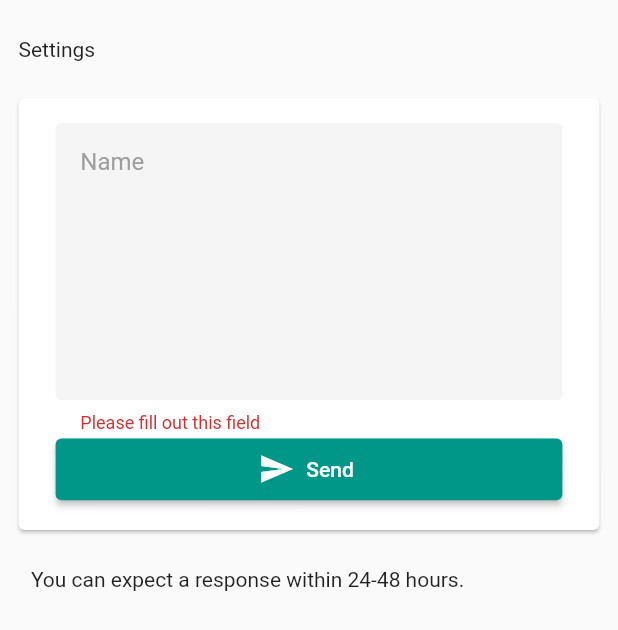
After one commit to pharreX19/qurbani_app, a Flutter app: the NewQuestionName screen opened directly, after a tap on "Send", on a phone screen of 412 x 824 dp. The commit adds this screen. Shown: the top 630 px of the screen. Run offline on Flutter 3.47's test engine with Material 2 defaults, Android fonts, the light colour scheme and no system bars; our stand-ins replace cloud_firestore, firebase_auth, firebase_core, fl_chart, get, image_picker; accounts and stored records are empty.

Commit message:
main screens completed

```diff
--- /dev/null
+++ b/lib/controllers/calendar_controller.dart
@@ -0,0 +1,16 @@
+import 'package:get/get.dart';
+
+class CalendarController extends GetxController{
+  RxList<dynamic> todaysRequests = [].obs;
+
+  void setTodaysRequests(){
+    todaysRequests.assignAll([
+      {'name':'Aqeeqah', 'type':'Goat', 'quantity' : 2, 'child_name': 'Ahmed Ali'},
+      {'name':'Udhiya', 'type':'Camel', 'quantity' : 1},
+      {'name':'Aqeeqah', 'type':'Goat', 'quantity' : 2, 'child_name': 'Ahmed Ali'},
+      {'name':'Udhiya', 'type':'Camel', 'quantity' : 1},
+      {'name':'Aqeeqah', 'type':'Goat', 'quantity' : 2, 'child_name': 'Ahmed Ali'},
+      {'name':'Udhiya', 'type':'Camel', 'quantity' : 1},
+    ]);
+  }
+}
--- a/lib/controllers/dashboard_controller.dart
+++ b/lib/controllers/dashboard_controller.dart
@@ -1,3 +1,4 @@
+import 'package:cloud_firestore/cloud_firestore.dart';
 import 'package:flutter/material.dart';
 import 'package:get/get.dart';
 import 'package:image_picker/image_picker.dart';
@@ -26,6 +27,7 @@ class DashboardController extends GetxController{
     super.onInit();
     childNameController = TextEditingController();
     contactNumberController = TextEditingController();
+    getAllServices();
   }
 
   @override
@@ -33,6 +35,10 @@ class DashboardController extends GetxController{
     childNameController.dispose();
     contactNumberController.dispose();
     super.dispose();
+  }
+
+  getAllServices() async{
+    FirebaseFirestore.instance.collection('services').get().then((value) => print(value.docs));
   }
 
   void onServiceTypeSelectedCallback(BuildContext context, String serviceName){
--- /dev/null
+++ b/lib/controllers/questions_and_names_controller.dart
@@ -0,0 +1,24 @@
+import 'package:get/get.dart';
+
+class QuestionsAndNamesController extends GetxController{
+  RxString questionOrNamesFieldError = ''.obs;
+  String questionOrName = '';
+
+  void setQuestionOrName(String value){
+    if(value.trim().isEmpty){
+      questionOrNamesFieldError.value = 'Please fill out this field';
+    }else{
+      questionOrNamesFieldError.value = '';
+    }
+    questionOrName = value;
+  }
+
+  void onSubmit(){
+    if(questionOrName.isEmpty){
+      questionOrNamesFieldError.value = 'Please fill out this field';
+    }else{
+      print(questionOrName);
+      print('Submitting');
+    }
+  }
+}
--- a/lib/main.dart
+++ b/lib/main.dart
@@ -1,10 +1,13 @@
+import 'package:firebase_core/firebase_core.dart';
 import 'package:flutter/material.dart';
 import 'package:qurbani/config/size_config.dart';
 import 'package:qurbani/screens/authentication/login.dart';
 import 'package:qurbani/screens/dashboard/user/dashboard.dart';
 import 'package:qurbani/screens/home.dart';
 
-void main() {
+void main() async{
+  WidgetsFlutterBinding.ensureInitialized();
+  await Firebase.initializeApp();
   runApp(MyApp());
 }
 
--- a/lib/screens/authentication/login.dart
+++ b/lib/screens/authentication/login.dart
@@ -1,3 +1,4 @@
+import 'package:firebase_auth/firebase_auth.dart';
 import 'package:flutter/material.dart';
 import 'package:get/get.dart';
 import 'package:qurbani/config/size_config.dart';
@@ -69,7 +70,7 @@ class _LoginState extends State<Login> {
                           icon: Icons.phone_in_talk,
                           errorText: data.contactNumberFieldError.value == '' ? null : data.contactNumberFieldError.value,
                           onChanged: data.onChangedContactNumberTextField,
-                          maxLength: 10,
+                          maxLength: 20,
                           keyboardType: TextInputType.number,
                         ),
                         SizedBox(
--- a/lib/screens/dashboard/admin/dashboard.dart
+++ b/lib/screens/dashboard/admin/dashboard.dart
@@ -3,6 +3,7 @@ import 'package:get/get.dart';
 import 'package:qurbani/config/size_config.dart';
 import 'package:qurbani/controllers/dashboard_controller.dart';
 import 'package:qurbani/controllers/homeController.dart';
+import 'package:qurbani/screens/calendar/calendar_view.dart';
 import 'package:qurbani/screens/dashboard/admin/monthly_sales_chart.dart';
 import 'package:qurbani/screens/dashboard/admin/weekly_sales_chart.dart';
 import 'package:qurbani/screens/dashboard/user/calendar_bottomsheet.dart';
@@ -36,7 +37,9 @@ class _DashboardState extends State<Dashboard> {
           children: [
             Text('Hello, Admin!'),
             Spacer(),
-            IconButton(icon: Icon(Icons.today)),
+            IconButton(icon: Icon(Icons.today), onPressed: (){
+              Navigator.of(context).push(MaterialPageRoute(builder: (context) => CalendarView()));
+            },),
             IconButton(icon: Icon(Icons.notifications_active_outlined)),
           ],
         ),
--- a/lib/screens/home.dart
+++ b/lib/screens/home.dart
@@ -5,6 +5,7 @@ import 'package:qurbani/controllers/homeController.dart';
 import 'package:qurbani/screens/authentication/login.dart';
 import 'package:qurbani/screens/dashboard/admin/dashboard.dart' as admin;
 import 'package:qurbani/screens/dashboard/user/dashboard.dart' as user;
+import 'package:qurbani/screens/new_questions_names/new_question_name.dart';
 import 'package:qurbani/screens/requests/admin/requests.dart' as admin;
 import 'package:qurbani/screens/requests/user/requests.dart' as user;
 import 'package:qurbani/screens/settings/settings.dart';
@@ -21,7 +22,8 @@ class _HomeState extends State<Home> {
     user.Dashboard(),
     admin.Requests(),
     user.Requests(),
-    Settings()
+    Settings(),
+    NewQuestionName()
   ];
 
   int _currentIndex = 0;
@@ -56,6 +58,8 @@ class _HomeState extends State<Home> {
           BottomNavigationBarItem(label: 'Requests', icon: Icon(Icons.playlist_add_check_sharp)),
           BottomNavigationBarItem(label: 'Requests', icon: Icon(Icons.playlist_add_check_sharp)),
           BottomNavigationBarItem(label: 'Settings', icon: Icon(Icons.settings)),
+          BottomNavigationBarItem(label: 'Settings', icon: Icon(Icons.feedback)),
+
         ],
       ),
     );
--- /dev/null
+++ b/lib/screens/new_questions_names/new_question_name.dart
@@ -0,0 +1,73 @@
+import 'package:flutter/material.dart';
+import 'package:get/get.dart';
+import 'package:qurbani/config/size_config.dart';
+import 'package:qurbani/controllers/questions_and_names_controller.dart';
+import 'package:qurbani/widgets/common/custom_text_field.dart';
+import 'package:qurbani/widgets/common/main_layout.dart';
+import 'package:qurbani/widgets/common/submit_button.dart';
+
+class NewQuestionName extends StatefulWidget {
+  final QuestionsAndNamesController _questionsAndNamesController =
+      Get.put(QuestionsAndNamesController());
+  @override
+  _NewQuestionNameState createState() => _NewQuestionNameState();
+}
+
+class _NewQuestionNameState extends State<NewQuestionName> {
+  @override
+  Widget build(BuildContext context) {
+    return SafeArea(
+      child: Scaffold(
+        resizeToAvoidBottomInset: false,
+        body: SingleChildScrollView(
+          child: MainLayout(
+            child:
+                Column(crossAxisAlignment: CrossAxisAlignment.start, children: [
+              Text('Settings'),
+              SizedBox(
+                height: SizeConfig.blockSizeVertical * 3,
+              ),
+              Card(
+                margin: EdgeInsets.symmetric(
+                    horizontal: SizeConfig.blockSizeHorizontal * 0),
+                child: Padding(
+                  padding: EdgeInsets.symmetric(
+                      horizontal: SizeConfig.blockSizeHorizontal * 6,
+                      vertical: SizeConfig.blockSizeHorizontal * 4),
+                  child: Column(
+                    children: [
+                      Obx(() {
+                        return CustomTextField(
+                          hintText: 'Name',
+                          onChanged: Get.find<QuestionsAndNamesController>()
+                              .setQuestionOrName,
+                          errorText: Get.find<QuestionsAndNamesController>()
+                              .questionOrNamesFieldError
+                              .value,
+                          maxLength: 255,
+                          maxLines: 8,
+                        );
+                      }),
+                      SubmitButton(
+                        title: 'Send',
+                        icon: Icons.send,
+                        submitCallback:
+                            Get.find<QuestionsAndNamesController>().onSubmit,
+                      ),
+                    ],
+                  ),
+                ),
+              ),
+              Padding(
+                padding: EdgeInsets.only(
+                    top: SizeConfig.blockSizeVertical * 3,
+                    left: SizeConfig.blockSizeHorizontal * 2),
+                child: Text('You can expect a response within 24-48 hours.'),
+              )
+            ]),
+          ),
+        ),
+      ),
+    );
+  }
+}
--- a/lib/widgets/dashboard/main_card.dart
+++ b/lib/widgets/dashboard/main_card.dart
@@ -26,7 +26,7 @@ class MainCard extends StatelessWidget {
                 horizontal: SizeConfig.blockSizeHorizontal * 2
             ),
             width: SizeConfig.blockSizeHorizontal * 93,
-            height: SizeConfig.blockSizeHorizontal * 42,
+//            height: SizeConfig.blockSizeHorizontal * 42,
             decoration: BoxDecoration(
               color: Colors.grey[300],
               borderRadius: BorderRadius.all(Radius.circular(8.0)),
@@ -36,7 +36,7 @@ class MainCard extends StatelessWidget {
             tag: title,
             child: Container(
               width: SizeConfig.blockSizeHorizontal * 100,
-              height: SizeConfig.blockSizeHorizontal * 43,
+//              height: SizeConfig.blockSizeHorizontal * 43,
               padding: EdgeInsets.symmetric(vertical : SizeConfig.blockSizeHorizontal * 12.5),
               decoration: BoxDecoration(
                 image: DecorationImage(image: AssetImage(imagePath), fit: BoxFit.cover),
@@ -52,7 +52,7 @@ class MainCard extends StatelessWidget {
           ),
           Container(
             width: SizeConfig.blockSizeHorizontal * 100,
-            height: SizeConfig.blockSizeHorizontal * 43,
+//            height: SizeConfig.blockSizeHorizontal * 43,
             decoration: BoxDecoration(
               gradient: LinearGradient(
                   colors: [
--- a/pubspec.yaml
+++ b/pubspec.yaml
@@ -28,7 +28,9 @@ dependencies:
   path_provider: ^1.6.24
 #  file_picker: ^2.1.4
   fl_chart: ^0.12.1
-
+  firebase_core: "0.5.3"
+  firebase_auth: "^0.18.4"
+  cloud_firestore: ^0.14.4
 
   # The following adds the Cupertino Icons font to your application.
   # Use with the CupertinoIcons class for iOS style icons.
```
Also changed, not shown: lib/controllers/login_controller.dart (+49 -13 lines), lib/screens/calendar/calendar_view.dart (added, +71 -0 lines), lib/screens/dashboard/user/dashboard.dart (+12 -8 lines), pubspec.lock, 3 other files.
